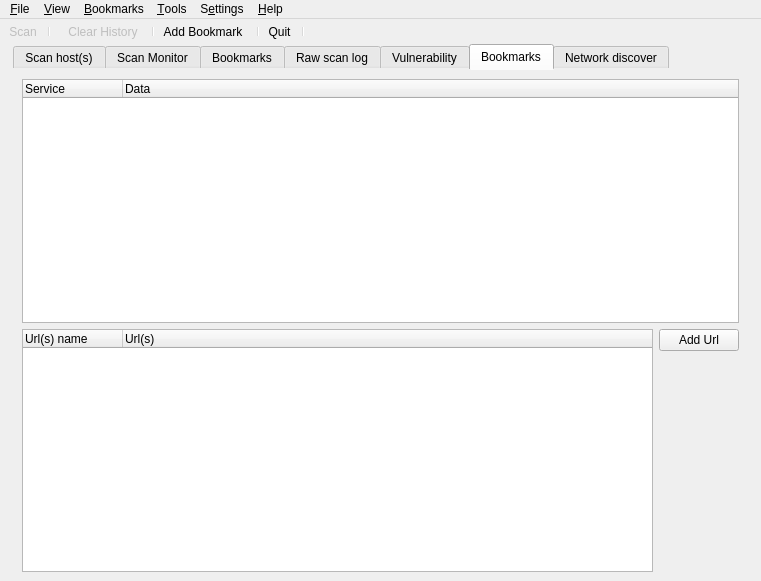
nmapsi4/nmapsi4, file src/app/mainwin.ui: the form before one commit.
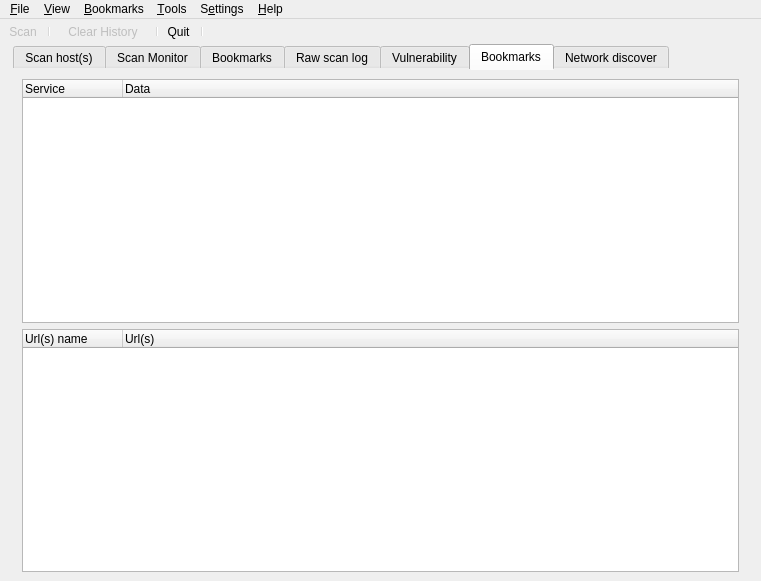
The form after the commit. The open tabs and pages were chosen to show the change. Icons and pictures are not drawn.

Commit message: new QToolButton for bookmarks.

Patch:
```diff
--- a/src/app/mainwin.ui
+++ b/src/app/mainwin.ui
@@ -1332,37 +1332,6 @@
             </column>
            </widget>
           </item>
-          <item>
-           <layout class="QVBoxLayout" name="verticalLayout_11">
-            <item>
-             <widget class="QPushButton" name="addUrlButt">
-              <property name="text">
-               <string>Add Url</string>
-              </property>
-              <property name="icon">
-               <iconset resource="../../mainwin.qrc">
-                <normaloff>:/images/images/bookmark_add.png</normaloff>:/images/images/bookmark_add.png</iconset>
-              </property>
-              <property name="flat">
-               <bool>false</bool>
-              </property>
-             </widget>
-            </item>
-            <item>
-             <spacer name="verticalSpacer_8">
-              <property name="orientation">
-               <enum>Qt::Vertical</enum>
-              </property>
-              <property name="sizeHint" stdset="0">
-               <size>
-                <width>20</width>
-                <height>40</height>
-               </size>
-              </property>
-             </spacer>
-            </item>
-           </layout>
-          </item>
          </layout>
         </item>
        </layout>
@@ -1850,8 +1819,6 @@
    <attribute name="toolBarBreak">
     <bool>false</bool>
    </attribute>
-   <addaction name="separator"/>
-   <addaction name="action_Add_BookmarkToolBar"/>
   </widget>
   <widget class="QToolBar" name="toolBarQuit">
    <property name="contextMenuPolicy">
@@ -2295,15 +2262,6 @@
     <string>Vuln</string>
    </property>
   </action>
-  <action name="action_Add_BookmarkToolBar">
-   <property name="icon">
-    <iconset resource="../../mainwin.qrc">
-     <normaloff>:/images/images/bookmark_add.png</normaloff>:/images/images/bookmark_add.png</iconset>
-   </property>
-   <property name="text">
-    <string>&amp;Add Bookmark</string>
-   </property>
-  </action>
   <action name="actionScan">
    <property name="text">
     <string>Scan</string>
```
Left out of the diff: 33 changed lines with no effect on the pictures. The commit also changes 8 other files.
